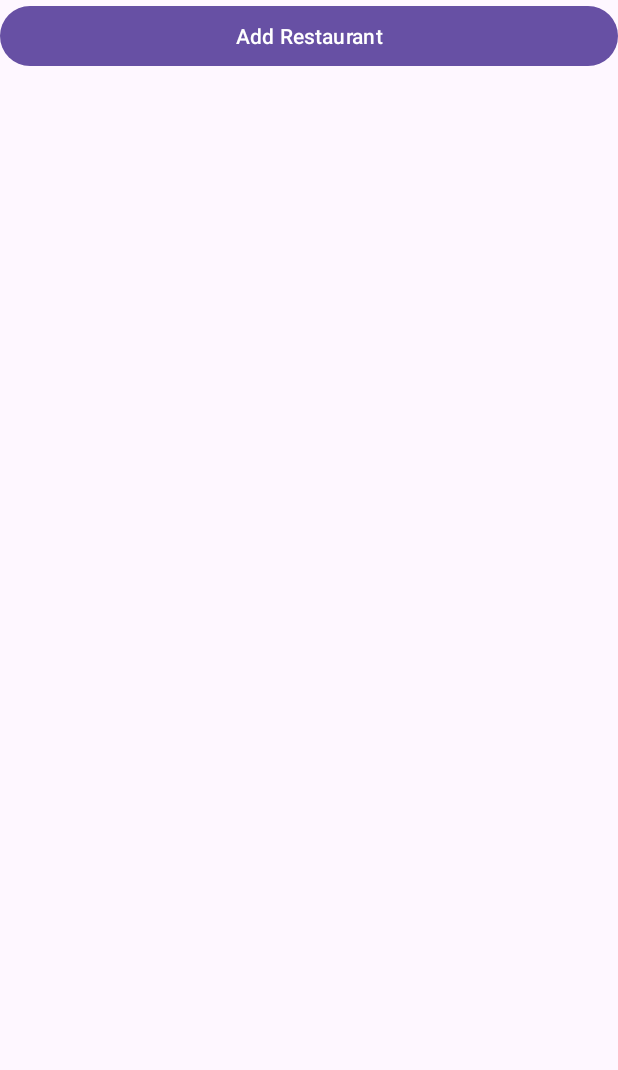
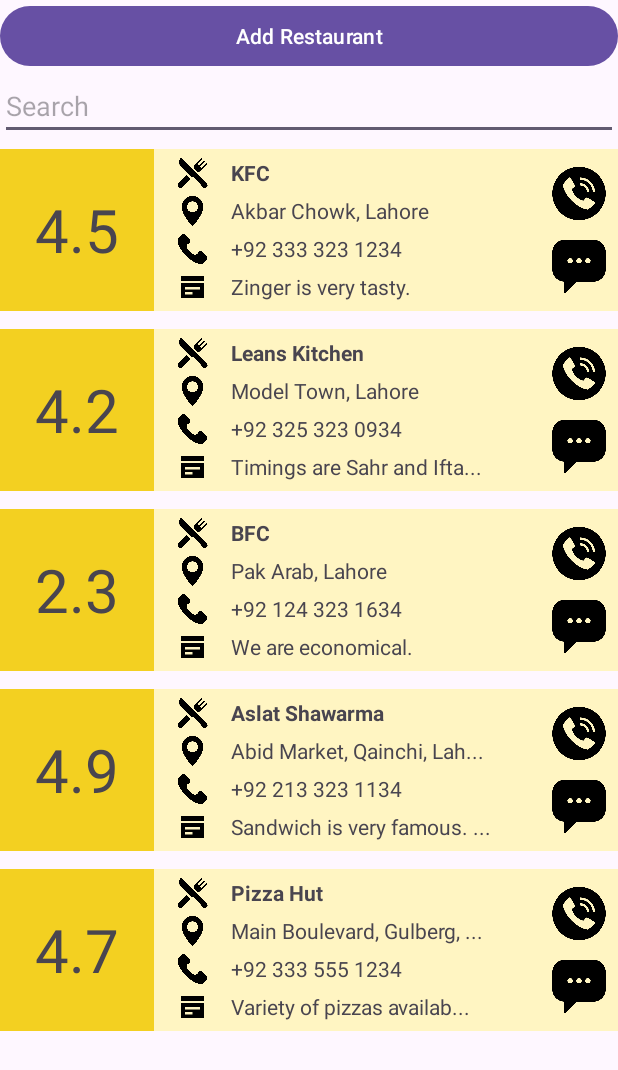
Before and after one commit to ahsannjavaid/smd-assignment-2, an Android app: the screen it shows after launch (MainActivity), on a phone screen of 412 x 824 dp. Shown: the top 1070 px of the screen. Run offline under Robolectric (Android 15) with nearby library versions, the phone set to English and light mode, and no system bars.

Commit message:
search filter add

```diff
--- a/app/src/main/java/com/example/smdassignment2/MainActivity.java
+++ b/app/src/main/java/com/example/smdassignment2/MainActivity.java
@@ -9,20 +9,25 @@ import android.content.Intent;
 import android.content.SharedPreferences;
 import android.os.Bundle;
 
+import android.text.Editable;
+import android.text.TextWatcher;
 import android.view.View;
 import android.widget.Button;
+import android.widget.EditText;
 import android.widget.Toast;
 
 import org.json.JSONArray;
 import org.json.JSONException;
 import org.json.JSONObject;
 
+import java.lang.reflect.Array;
 import java.util.ArrayList;
 import java.util.List;
 
 public class MainActivity extends AppCompatActivity {
     private static final int ADD_ACTIVITY_REQUEST_CODE = 100;
     List<Restaurant> restaurantList = new ArrayList<>();
+    List<Restaurant> restaurantListCopy = new ArrayList<>();
     RestaurantAdapter adapter = new RestaurantAdapter(restaurantList);
 
     @Override
@@ -49,6 +54,33 @@ public class MainActivity extends AppCompatActivity {
                 e.printStackTrace();
             }
         }
+        else {
+            restaurantList.add(new Restaurant("4.5", "KFC", "Akbar Chowk, Lahore", "+92 333 323 1234", "Zinger is very tasty."));
+            restaurantList.add(new Restaurant("4.2", "Leans Kitchen", "Model Town, Lahore", "+92 325 323 0934", "Timings are Sahr and Iftar."));
+            restaurantList.add(new Restaurant("2.3", "BFC", "Pak Arab, Lahore", "+92 124 323 1634", "We are economical."));
+            restaurantList.add(new Restaurant("4.9", "Aslat Shawarma", "Abid Market, Qainchi, Lahore", "+92 213 323 1134", "Sandwich is very famous. Extra charges for extra Mayonnaise."));
+            restaurantList.add(new Restaurant("4.7", "Pizza Hut", "Main Boulevard, Gulberg, Lahore", "+92 333 555 1234", "Variety of pizzas available."));
+        }
+
+        restaurantListCopy.addAll(restaurantList);
+
+        EditText query = findViewById(R.id.etSearchName);
+        query.addTextChangedListener(new TextWatcher() {
+            @Override
+            public void beforeTextChanged(CharSequence charSequence, int i, int i1, int i2) {
+                // Do something before the text changes
+            }
+
+            @Override
+            public void onTextChanged(CharSequence charSequence, int i, int i1, int i2) {
+                searchGeneral(query);
+            }
+
+            @Override
+            public void afterTextChanged(Editable s) {
+
+            }
+        });
 
         Button btnAdd = findViewById(R.id.btnAdd);
         btnAdd.setOnClickListener(new View.OnClickListener() {
@@ -78,12 +110,13 @@ public class MainActivity extends AppCompatActivity {
                 String rating = data.getStringExtra("rating");
 
                 restaurantList.add(new Restaurant(rating, name, location, phone, description));
+                restaurantListCopy.add(new Restaurant(rating, name, location, phone, description));
 
                 SharedPreferences sharedPreferences = getSharedPreferences("my_preferences", MODE_PRIVATE);
                 SharedPreferences.Editor editor = sharedPreferences.edit();
 
                 JSONArray jsonArray = new JSONArray();
-                for (Restaurant restaurant : restaurantList) {
+                for (Restaurant restaurant : restaurantListCopy) {
                     JSONObject jsonObject = new JSONObject();
                     try {
                         jsonObject.put("rating", restaurant.getRating());
@@ -106,4 +139,22 @@ public class MainActivity extends AppCompatActivity {
             }
         }
     }
+
+    private void searchGeneral(EditText query) {
+        String querySoFar = query.getText().toString().toLowerCase(); // Convert query to lowercase
+
+        ArrayList<Restaurant> filteredRestaurants = new ArrayList<>();
+        for (Restaurant restaurant : restaurantListCopy) {
+            if (restaurant.getRating().toLowerCase().contains(querySoFar)
+            || restaurant.getName().toLowerCase().contains(querySoFar)
+            || restaurant.getLocation().toLowerCase().contains(querySoFar)
+            || restaurant.getPhone().toLowerCase().contains(querySoFar)
+            || restaurant.getDescription().toLowerCase().contains(querySoFar)) {
+                filteredRestaurants.add(restaurant);
+            }
+        }
+        restaurantList.clear();
+        restaurantList.addAll(filteredRestaurants);
+        adapter.notifyDataSetChanged();
+    }
 }
--- a/app/src/main/res/layout/activity_main.xml
+++ b/app/src/main/res/layout/activity_main.xml
@@ -11,6 +11,14 @@
         android:text="@string/add_restaurant"
         android:id="@+id/btnAdd" />
 
+    <EditText
+        android:layout_width="match_parent"
+        android:layout_height="wrap_content"
+        android:id="@+id/etSearchName"
+        android:inputType="text"
+        android:hint="@string/search_restaurant"
+        android:autofillHints="null"/>
+
     <androidx.recyclerview.widget.RecyclerView
         android:id="@+id/recycler_view"
         android:layout_width="match_parent"
--- a/app/src/main/res/values/strings.xml
+++ b/app/src/main/res/values/strings.xml
@@ -11,4 +11,5 @@
     <string name="add_restaurant">Add Restaurant</string>
     <string name="name">Name</string>
     <string name="add">Add</string>
+    <string name="search_restaurant">Search</string>
 </resources>
```
